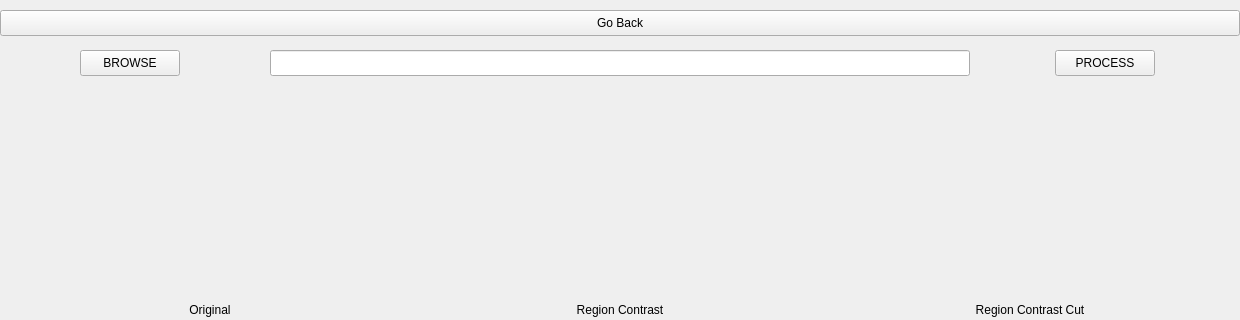
The window that client/simple_gui/process_single_page.ui (Acytoo/salient-object-detection) describes before a commit, drawn with Qt 5; both pictures show x 0 to 1240 and y 0 to 320 of the 1240 by 580 pixel window.
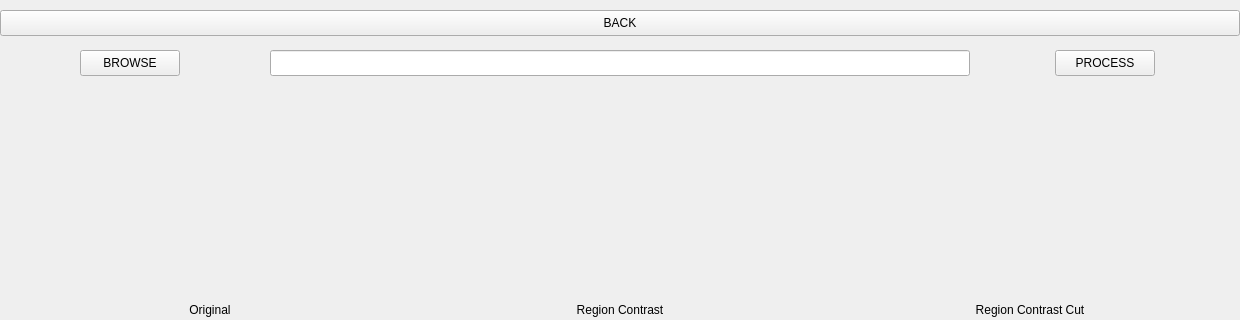
The same window after the commit. Icons and pictures are not drawn.

Patch:
```diff
--- a/client/simple_gui/process_single_page.ui
+++ b/client/simple_gui/process_single_page.ui
@@ -52,7 +52,7 @@
      </sizepolicy>
     </property>
     <property name="text">
-     <string>Go Back</string>
+     <string>BACK</string>
     </property>
    </widget>
    <widget class="QPushButton" name="button_browse">
```
